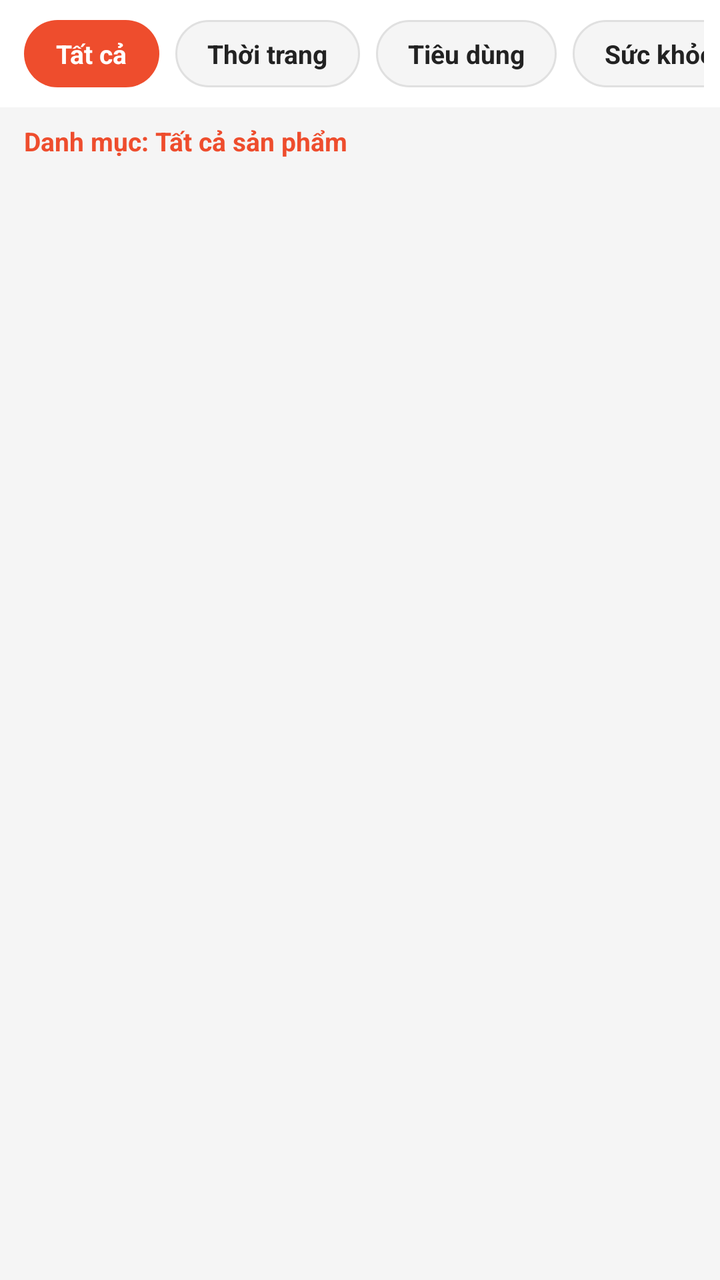
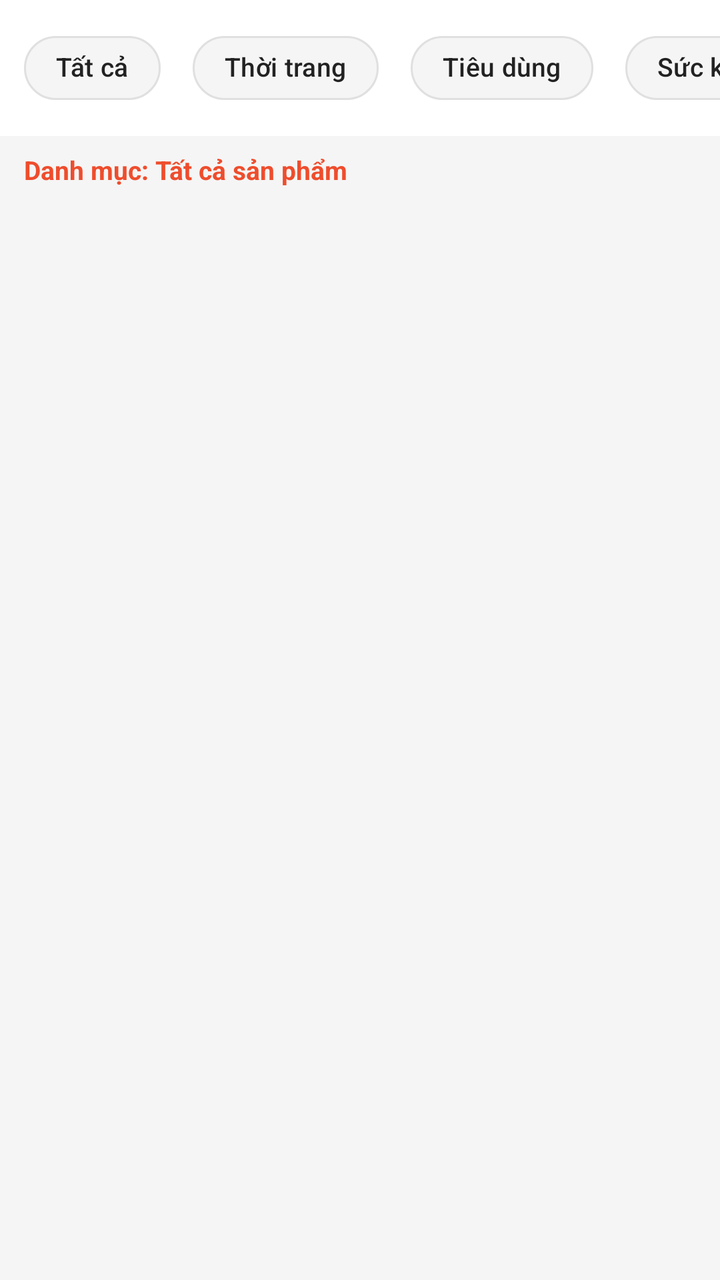

Before-and-after screenshots of an Android layout around one commit, followed by the original layout XML and the change that was made.
<!-- AndroidManifest.xml: application theme Theme.LoginPage -->
<!-- res/layout/fragment_category.xml -->
<?xml version="1.0" encoding="utf-8"?>
<LinearLayout xmlns:android="http://schemas.android.com/apk/res/android"
    android:layout_width="match_parent"
    android:layout_height="match_parent"
    android:orientation="vertical"
    android:background="#F5F5F5">

    
    <HorizontalScrollView
        android:layout_width="match_parent"
        android:layout_height="wrap_content"
        android:background="#FFFFFF"
        android:scrollbars="none"
        android:paddingVertical="10dp"
        android:paddingHorizontal="8dp">

        <LinearLayout
            android:layout_width="wrap_content"
            android:layout_height="wrap_content"
            android:orientation="horizontal">

            <TextView
                android:id="@+id/catAll"
                android:layout_width="wrap_content"
                android:layout_height="wrap_content"
                android:text="Tất cả"
                android:textSize="13sp"
                android:textStyle="bold"
                android:textColor="#FFFFFF"
                android:background="@drawable/bg_category_selected"
                android:paddingHorizontal="16dp"
                android:paddingVertical="8dp"
                android:layout_marginHorizontal="4dp" />

            <TextView
                android:id="@+id/catFashion"
                android:layout_width="wrap_content"
                android:layout_height="wrap_content"
                android:text="Thời trang"
                android:textSize="13sp"
                android:textStyle="bold"
                android:textColor="#222222"
                android:background="@drawable/bg_category_unselected"
                android:paddingHorizontal="16dp"
                android:paddingVertical="8dp"
                android:layout_marginHorizontal="4dp" />

            <TextView
                android:id="@+id/catConsumer"
                android:layout_width="wrap_content"
                android:layout_height="wrap_content"
                android:text="Tiêu dùng"
                android:textSize="13sp"
                android:textStyle="bold"
                android:textColor="#222222"
                android:background="@drawable/bg_category_unselected"
                android:paddingHorizontal="16dp"
                android:paddingVertical="8dp"
                android:layout_marginHorizontal="4dp" />

            <TextView
                android:id="@+id/catHealth"
                android:layout_width="wrap_content"
                android:layout_height="wrap_content"
                android:text="Sức khỏe"
                android:textSize="13sp"
                android:textStyle="bold"
                android:textColor="#222222"
                android:background="@drawable/bg_category_unselected"
                android:paddingHorizontal="16dp"
                android:paddingVertical="8dp"
                android:layout_marginHorizontal="4dp" />

            <TextView
                android:id="@+id/catTech"
                android:layout_width="wrap_content"
                android:layout_height="wrap_content"
                android:text="Công nghệ"
                android:textSize="13sp"
                android:textStyle="bold"
                android:textColor="#222222"
                android:background="@drawable/bg_category_unselected"
                android:paddingHorizontal="16dp"
                android:paddingVertical="8dp"
                android:layout_marginHorizontal="4dp" />
        </LinearLayout>
    </HorizontalScrollView>

    <TextView
        android:id="@+id/tvCategoryHeader"
        android:layout_width="match_parent"
        android:layout_height="wrap_content"
        android:text="Danh mục: Tất cả sản phẩm"
        android:textSize="13sp"
        android:textStyle="bold"
        android:textColor="#EE4D2D"
        android:paddingHorizontal="12dp"
        android:paddingTop="8dp"
        android:paddingBottom="4dp" />

    
    <GridView
        android:id="@+id/gvCategoryProducts"
        android:layout_width="match_parent"
        android:layout_height="match_parent"
        android:numColumns="2"
        android:horizontalSpacing="6dp"
        android:verticalSpacing="6dp"
        android:padding="8dp"
        android:clipToPadding="false"
        android:scrollbars="none" />

</LinearLayout>
<!-- resources referenced by this layout -->
<resources>
  <!-- drawable bg_category_selected (drawable) -->
  <?xml version="1.0" encoding="utf-8"?>
  <shape xmlns:android="http://schemas.android.com/apk/res/android"
      android:shape="rectangle">
      <solid android:color="#EE4D2D" />
      <corners android:radius="18dp" />
  </shape>
  <!-- drawable bg_category_unselected (drawable) -->
  <?xml version="1.0" encoding="utf-8"?>
  <shape xmlns:android="http://schemas.android.com/apk/res/android"
      android:shape="rectangle">
      <solid android:color="#F5F5F5" />
      <stroke
          android:width="1dp"
          android:color="#E0E0E0" />
      <corners android:radius="18dp" />
  </shape>
  <style name="Theme.LoginPage" parent="Base.Theme.LoginPage" />
  <style name="Base.Theme.LoginPage" parent="Theme.Material3.DayNight.NoActionBar">
          
          
      </style>
</resources>

<!-- the commit's change to res/layout/fragment_category.xml (unified diff, before → after) -->
@@ -2,88 +2,67 @@
 <LinearLayout xmlns:android="http://schemas.android.com/apk/res/android"
     android:layout_width="match_parent"
     android:layout_height="match_parent"
+    xmlns:app="http://schemas.android.com/apk/res-auto"
     android:orientation="vertical"
-    android:background="#F5F5F5">
+    android:background="@color/shopee_bg">
 
-    
     <HorizontalScrollView
         android:layout_width="match_parent"
         android:layout_height="wrap_content"
-        android:background="#FFFFFF"
-        android:scrollbars="none"
+        android:background="@color/white"
+        android:scrollbars="none">
+
+    <com.google.android.material.chip.ChipGroup
+        android:id="@+id/categoryChipGroup"
+        android:layout_width="wrap_content"
+        android:layout_height="wrap_content"
         android:paddingVertical="10dp"
-        android:paddingHorizontal="8dp">
+        android:paddingHorizontal="8dp"
+        app:singleLine="true"
+        app:singleSelection="true"
+        app:selectionRequired="true">
 
-        <LinearLayout
+        <com.google.android.material.chip.Chip
+            android:id="@+id/catAll"
+            style="@style/CategoryFilterChip"
             android:layout_width="wrap_content"
             android:layout_height="wrap_content"
-            android:orientation="horizontal">
+            android:text="Tất cả"
+            android:layout_marginHorizontal="4dp" />
 
-            <TextView
-                android:id="@+id/catAll"
-                android:layout_width="wrap_content"
-                android:layout_height="wrap_content"
-                android:text="Tất cả"
-                android:textSize="13sp"
-                android:textStyle="bold"
-                android:textColor="#FFFFFF"
-                android:background="@drawable/bg_category_selected"
-                android:paddingHorizontal="16dp"
-                android:paddingVertical="8dp"
-                android:layout_marginHorizontal="4dp" />
+        <com.google.android.material.chip.Chip
+            android:id="@+id/catFashion"
+            style="@style/CategoryFilterChip"
+            android:layout_width="wrap_content"
+            android:layout_height="wrap_content"
+            android:text="Thời trang"
+            android:layout_marginHorizontal="4dp" />
 
-            <TextView
-                android:id="@+id/catFashion"
-                android:layout_width="wrap_content"
-                android:layout_height="wrap_content"
-                android:text="Thời trang"
-                android:textSize="13sp"
-                android:textStyle="bold"
-                android:textColor="#222222"
-                android:background="@drawable/bg_category_unselected"
-                android:paddingHorizontal="16dp"
-                android:paddingVertical="8dp"
-                android:layout_marginHorizontal="4dp" />
+        <com.google.android.material.chip.Chip
+            android:id="@+id/catConsumer"
+            style="@style/CategoryFilterChip"
+            android:layout_width="wrap_content"
+            android:layout_height="wrap_content"
+            android:text="Tiêu dùng"
+            android:layout_marginHorizontal="4dp" />
 
-            <TextView
-                android:id="@+id/catConsumer"
-                android:layout_width="wrap_content"
-                android:layout_height="wrap_content"
-                android:text="Tiêu dùng"
-                android:textSize="13sp"
-                android:textStyle="bold"
-                android:textColor="#222222"
-                android:background="@drawable/bg_category_unselected"
-                android:paddingHorizontal="16dp"
-                android:paddingVertical="8dp"
-                android:layout_marginHorizontal="4dp" />
+        <com.google.android.material.chip.Chip
+            android:id="@+id/catHealth"
+            style="@style/CategoryFilterChip"
+            android:layout_width="wrap_content"
+            android:layout_height="wrap_content"
+            android:text="Sức khỏe"
+            android:layout_marginHorizontal="4dp" />
 
-            <TextView
-                android:id="@+id/catHealth"
-                android:layout_width="wrap_content"
-                android:layout_height="wrap_content"
-                android:text="Sức khỏe"
-                android:textSize="13sp"
-                android:textStyle="bold"
-                android:textColor="#222222"
-                android:background="@drawable/bg_category_unselected"
-                android:paddingHorizontal="16dp"
-                android:paddingVertical="8dp"
-                android:layout_marginHorizontal="4dp" />
+        <com.google.android.material.chip.Chip
+            android:id="@+id/catTech"
+            style="@style/CategoryFilterChip"
+            android:layout_width="wrap_content"
+            android:layout_height="wrap_content"
+            android:text="Công nghệ"
+            android:layout_marginHorizontal="4dp" />
 
-            <TextView
-                android:id="@+id/catTech"
-                android:layout_width="wrap_content"
-                android:layout_height="wrap_content"
-                android:text="Công nghệ"
-                android:textSize="13sp"
-                android:textStyle="bold"
-                android:textColor="#222222"
-                android:background="@drawable/bg_category_unselected"
-                android:paddingHorizontal="16dp"
-                android:paddingVertical="8dp"
-                android:layout_marginHorizontal="4dp" />
-        </LinearLayout>
+    </com.google.android.material.chip.ChipGroup>
     </HorizontalScrollView>
 
     <TextView
@@ -93,7 +72,7 @@
         android:text="Danh mục: Tất cả sản phẩm"
         android:textSize="13sp"
         android:textStyle="bold"
-        android:textColor="#EE4D2D"
+        android:textColor="@color/shopee_orange"
         android:paddingHorizontal="12dp"
         android:paddingTop="8dp"
         android:paddingBottom="4dp" />
<!-- resource entries referenced after the edit -->
@@ -1,26 +1,25 @@
 <!-- resources referenced by this layout -->
 <resources>
-  <!-- drawable bg_category_selected (drawable) -->
-  <?xml version="1.0" encoding="utf-8"?>
-  <shape xmlns:android="http://schemas.android.com/apk/res/android"
-      android:shape="rectangle">
-      <solid android:color="#EE4D2D" />
-      <corners android:radius="18dp" />
-  </shape>
-  <!-- drawable bg_category_unselected (drawable) -->
-  <?xml version="1.0" encoding="utf-8"?>
-  <shape xmlns:android="http://schemas.android.com/apk/res/android"
-      android:shape="rectangle">
-      <solid android:color="#F5F5F5" />
-      <stroke
-          android:width="1dp"
-          android:color="#E0E0E0" />
-      <corners android:radius="18dp" />
-  </shape>
+  <color name="shopee_bg">#F5F5F5</color>
+  <color name="shopee_orange">#EE4D2D</color>
+  <color name="white">#FFFFFFFF</color>
+  <style name="CategoryFilterChip" parent="Widget.Material3.Chip.Filter">
+          <item name="chipBackgroundColor">@color/category_chip_background</item>
+          <item name="chipStrokeColor">@color/category_chip_stroke</item>
+          <item name="chipStrokeWidth">1dp</item>
+          <item name="chipCornerRadius">18dp</item>
+          <item name="checkedIconVisible">false</item>
+          <item name="android:textColor">@color/category_chip_text</item>
+          <item name="android:textSize">13sp</item>
+          <item name="android:textStyle">bold</item>
+      </style>
   <style name="Theme.LoginPage" parent="Base.Theme.LoginPage" />
   <style name="Base.Theme.LoginPage" parent="Theme.Material3.DayNight.NoActionBar">
-          
-          
+          <item name="colorPrimary">@color/shopee_orange</item>
+          <item name="colorOnPrimary">@color/white</item>
+          <item name="colorSurface">@color/white</item>
+          <item name="colorOnSurface">@color/text_primary</item>
       </style>
+  <color name="text_primary">#222222</color>
 </resources>
 
